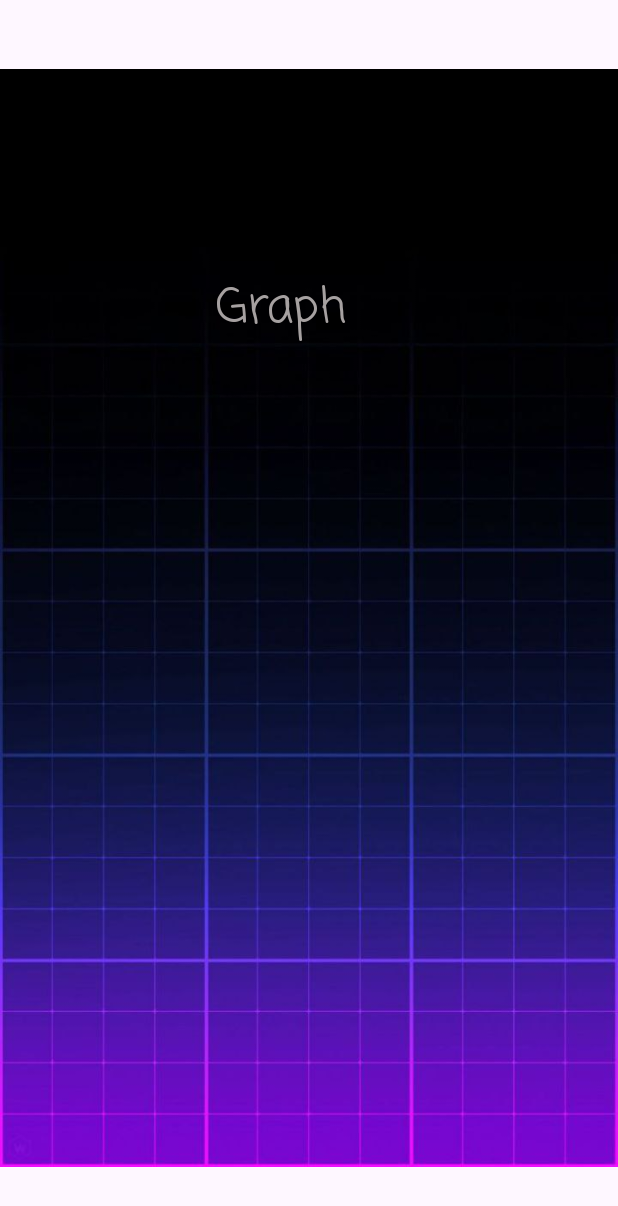
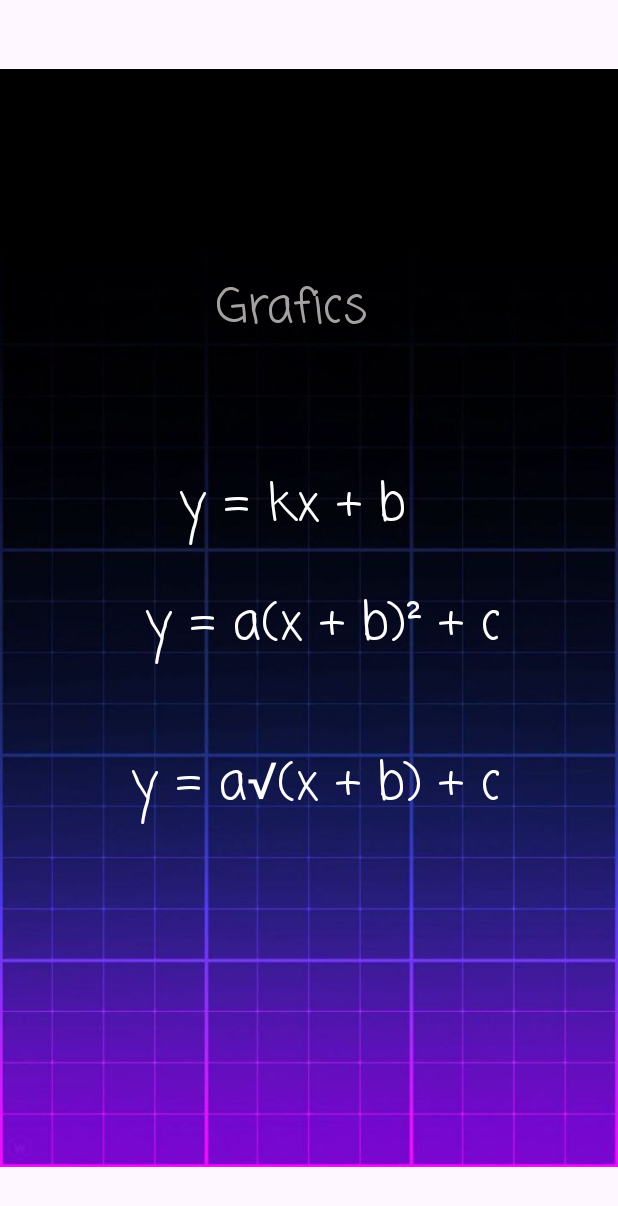
Before and after one commit to fasolka12345/MyGrafics, an Android app: the layout grafics_main.xml on its own in the app's theme, with its tools: preview values and no code run, on a phone screen of 412 x 824 dp. Shown: the top 1206 px of the screen. Run offline under Robolectric (Android 15) with nearby library versions, the phone set to English and light mode, and no system bars.

Commit message:
Version 2.0

```diff
--- a/app/src/main/java/com/example/mygrafics/GraficsActivity.java
+++ b/app/src/main/java/com/example/mygrafics/GraficsActivity.java
@@ -1,6 +1,8 @@
 package com.example.mygrafics;
 
+import android.content.Intent;
 import android.os.Bundle;
+import android.view.View;
 
 import androidx.activity.EdgeToEdge;
 import androidx.appcompat.app.AppCompatActivity;
@@ -10,7 +12,14 @@ public class GraficsActivity extends AppCompatActivity {
     protected void onCreate(Bundle savedInstanceState) {
         super.onCreate(savedInstanceState);
         EdgeToEdge.enable(this);
-        setContentView(R.layout.grafics_main);
+        setContentView(R.layout.activity_main);
 
+        View view = findViewById(R.id.textView2);
+        view.setOnClickListener(this::pushStart);
+    }
+
+    public void pushStart(View view) {
+        Intent intent = new Intent(getApplicationContext(), GraficsActivity.class);
+        startActivity(intent);
     }
 }
--- a/app/src/main/res/layout/grafics_main.xml
+++ b/app/src/main/res/layout/grafics_main.xml
@@ -16,7 +16,7 @@
         app:layout_constraintHorizontal_bias="1.0"
         app:layout_constraintStart_toStartOf="parent"
         app:layout_constraintTop_toTopOf="parent"
-        app:layout_constraintVertical_bias="1.0"
+        app:layout_constraintVertical_bias="0.0"
         app:srcCompat="@drawable/mainmain" />
 
     <TextView
@@ -24,7 +24,7 @@
         android:layout_width="123dp"
         android:layout_height="50dp"
         android:fontFamily="casual"
-        android:text="Graph"
+        android:text="Grafics"
         android:textColor="#A6A1A1"
         android:textSize="32sp"
         app:layout_constraintBottom_toBottomOf="parent"
@@ -34,4 +34,51 @@
         app:layout_constraintTop_toTopOf="@+id/imageView2"
         app:layout_constraintVertical_bias="0.234" />
 
+    <TextView
+        android:id="@+id/textDirect"
+        android:layout_width="172dp"
+        android:layout_height="74dp"
+        android:fontFamily="casual"
+        android:text="y = kx + b"
+        android:textColor="#FFFFFF"
+        android:textSize="34sp"
+        android:onClick="clickDirect"
+        app:layout_constraintBottom_toBottomOf="@+id/imageView2"
+        app:layout_constraintEnd_toEndOf="parent"
+        app:layout_constraintHorizontal_bias="0.497"
+        app:layout_constraintStart_toStartOf="@+id/imageView2"
+        app:layout_constraintTop_toBottomOf="@+id/textView"
+        app:layout_constraintVertical_bias="0.154" />
+
+    <TextView
+        android:id="@+id/textParabola"
+        android:layout_width="wrap_content"
+        android:layout_height="wrap_content"
+        android:layout_marginBottom="300dp"
+        android:fontFamily="casual"
+        android:text="y = a(x + b)² + c"
+        android:textColor="#FFFFFF"
+        android:textSize="34sp"
+        app:layout_constraintBottom_toBottomOf="@+id/imageView2"
+        app:layout_constraintEnd_toEndOf="@+id/imageView2"
+        app:layout_constraintHorizontal_bias="0.554"
+        app:layout_constraintStart_toStartOf="parent"
+        app:layout_constraintTop_toBottomOf="@+id/textDirect"
+        app:layout_constraintVertical_bias="0.064" />
+
+    <TextView
+        android:id="@+id/textView7"
+        android:layout_width="wrap_content"
+        android:layout_height="wrap_content"
+        android:fontFamily="casual"
+        android:text="y = a√(x + b) + c"
+        android:textColor="#FFFFFF"
+        android:textSize="34sp"
+        app:layout_constraintBottom_toBottomOf="@+id/imageView2"
+        app:layout_constraintEnd_toEndOf="parent"
+        app:layout_constraintHorizontal_bias="0.527"
+        app:layout_constraintStart_toStartOf="parent"
+        app:layout_constraintTop_toBottomOf="@+id/textParabola"
+        app:layout_constraintVertical_bias="0.165" />
+
 </androidx.constraintlayout.widget.ConstraintLayout>
```
